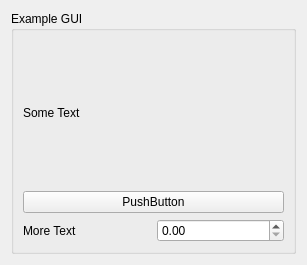
Old version of the form bt_application/src/example_gui.ui in the repository SamanthaSmith04/behavior-tree-examples.
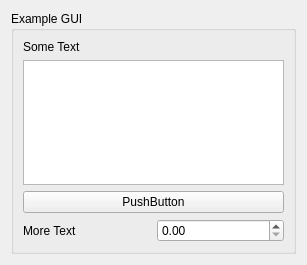
New version of the form.

```diff
--- a/bt_application/src/example_gui.ui
+++ b/bt_application/src/example_gui.ui
@@ -27,6 +27,9 @@
         </property>
        </widget>
       </item>
+      <item>
+       <widget class="QTextEdit" name="example_text_edit"/>
+      </item>
       <item>
        <widget class="QPushButton" name="example_button">
         <property name="text">
```
